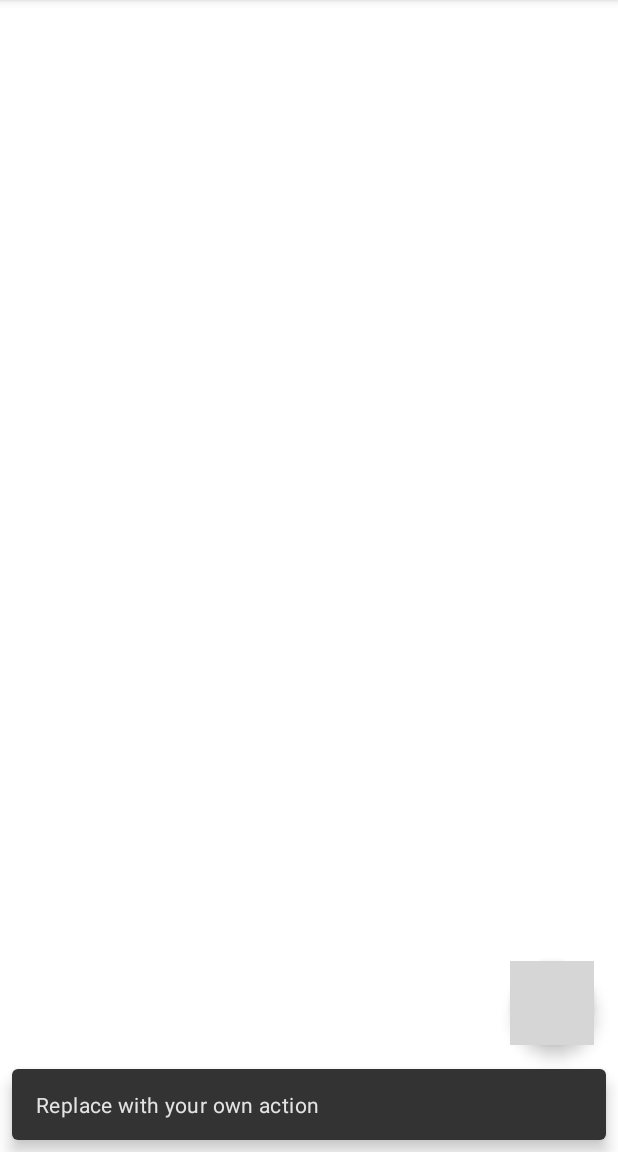
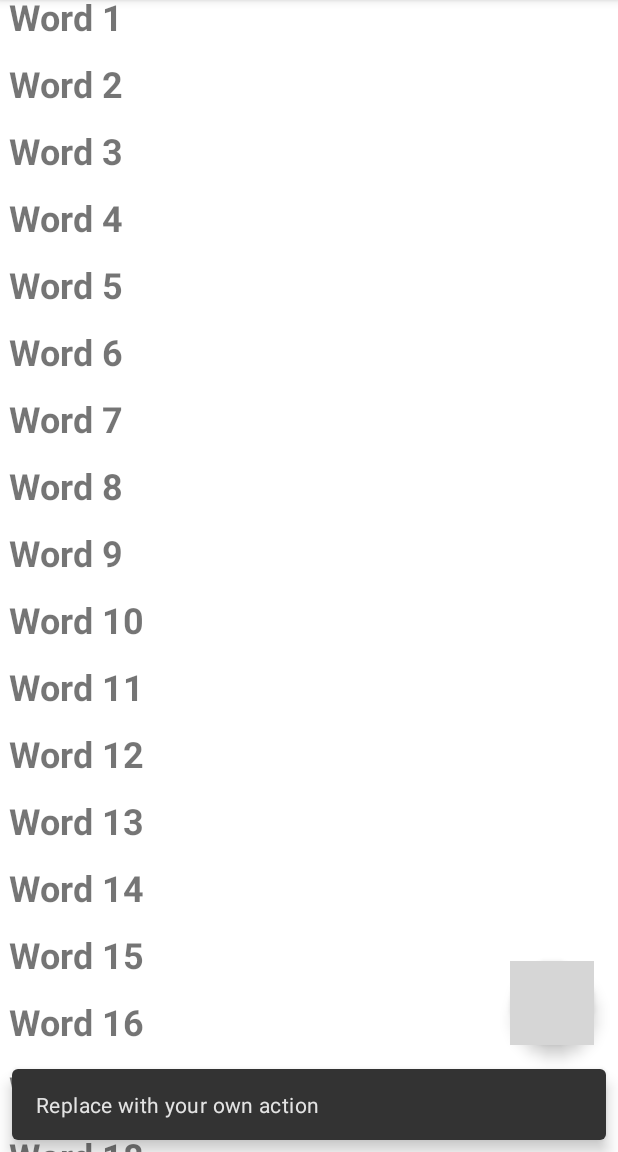
Before and after one commit to Bemental77/RecyclerView, an Android app: the screen it shows after launch (MainActivity), after a tap on an icon or button, on a phone screen of 412 x 824 dp, the part 84-1236 px from its top. Run offline under Robolectric (Android 15) with nearby library versions, the phone set to English and light mode, and no system bars; our stand-ins replace navigation-ui; grey boxes are pictures that could not be loaded.

Commit message:
project progress

```diff
--- a/app/src/main/java/edu/cvtc/cbement/recyclerview/MainActivity.java
+++ b/app/src/main/java/edu/cvtc/cbement/recyclerview/MainActivity.java
@@ -12,6 +12,8 @@ import androidx.navigation.NavController;
 import androidx.navigation.Navigation;
 import androidx.navigation.ui.AppBarConfiguration;
 import androidx.navigation.ui.NavigationUI;
+import androidx.recyclerview.widget.LinearLayoutManager;
+import androidx.recyclerview.widget.RecyclerView;
 
 import edu.cvtc.cbement.recyclerview.databinding.ActivityMainBinding;
 
@@ -25,6 +27,8 @@ public class MainActivity extends AppCompatActivity {
     private AppBarConfiguration appBarConfiguration;
     private ActivityMainBinding binding;
     private final LinkedList<String> mWordList = new LinkedList<>();
+    private RecyclerView mRecyclerView;
+    private WordListAdapter mAdapter;
 
     @Override
     protected void onCreate(Bundle savedInstanceState) {
@@ -47,6 +51,15 @@ public class MainActivity extends AppCompatActivity {
                         .setAction("Action", null).show();
             }
         });
+
+        // Get a handle to the RecyclerView.
+        mRecyclerView = findViewById(R.id.recyclerview);
+        // Create an adapter and supply the data to be displayed.
+        mAdapter = new WordListAdapter(this, mWordList);
+        // Connect the adapter with the RecyclerView.
+        mRecyclerView.setAdapter(mAdapter);
+        // Give the RecyclerView a default layout manager.
+        mRecyclerView.setLayoutManager(new LinearLayoutManager(this));
     }
 
     @Override
--- /dev/null
+++ b/app/src/main/java/edu/cvtc/cbement/recyclerview/WordListAdapter.java
@@ -0,0 +1,65 @@
+package edu.cvtc.cbement.recyclerview;
+
+import android.content.Context;
+import android.view.LayoutInflater;
+import android.view.View;
+import android.view.ViewGroup;
+import android.widget.TextView;
+
+import androidx.annotation.NonNull;
+import androidx.recyclerview.widget.RecyclerView;
+
+import java.util.LinkedList;
+
+public class WordListAdapter extends RecyclerView.Adapter<WordListAdapter.WordViewHolder> {
+    private final LinkedList<String> mWordList;
+    private LayoutInflater mInflater;
+
+    public WordListAdapter(Context context, LinkedList<String> wordList) {
+        mInflater = LayoutInflater.from(context);
+        this.mWordList = wordList;
+    }
+
+    @NonNull
+    @Override
+    public WordListAdapter.WordViewHolder onCreateViewHolder(@NonNull ViewGroup parent, int viewType) {
+        View mItemView = mInflater.inflate(R.layout.wordlist_item, parent, false);
+        return new WordViewHolder(mItemView, this);
+    }
+
+    public class WordViewHolder extends RecyclerView.ViewHolder implements View.OnClickListener{
+        public final TextView wordItemView;
+        final WordListAdapter mAdapter;
+
+        public WordViewHolder(View itemView, WordListAdapter adapter) {
+            super(itemView);
+            wordItemView = itemView.findViewById(R.id.word);
+            this.mAdapter = adapter;
+            itemView.setOnClickListener(this);
+        }
+
+        @Override
+        public void onClick(View view) {
+            // Get the position of the item that was clicked.
+            int mPosition = getLayoutPosition();
+            // Use that to access the affected item in mWordList.
+            String element = mWordList.get(mPosition);
+            // Change the word in the mWordList.
+            mWordList.set(mPosition, "Clicked! " + element);
+            // Notify the adapter, that the data has changed so it can
+            // update the RecyclerView to display the data.
+            mAdapter.notifyDataSetChanged();
+        }
+    }
+
+    @Override
+    public void onBindViewHolder(@NonNull WordListAdapter.WordViewHolder holder, int position) {
+        String mCurrent = mWordList.get(position);
+        holder.wordItemView.setText(mCurrent);
+    }
+
+    @Override
+    public int getItemCount() {
+        return mWordList.size();
+    }
+}
--- /dev/null
+++ b/app/src/main/res/layout/wordlist_item.xml
@@ -0,0 +1,13 @@
+<?xml version="1.0" encoding="utf-8"?>
+<LinearLayout
+    xmlns:android="http://schemas.android.com/apk/res/android"
+    android:layout_width="match_parent"
+    android:layout_height="wrap_content"
+    android:orientation="vertical"
+    android:padding="6dp">
+
+    <TextView
+        android:id="@+id/word"
+        style="@style/word_title" />
+
+</LinearLayout>
--- /dev/null
+++ b/app/src/main/res/values/styles.xml
@@ -0,0 +1,10 @@
+<?xml version="1.0" encoding="utf-8"?>
+<resources>
+
+    <style name="word_title">
+        <item name="android:layout_width">match_parent</item>
+        <item name="android:layout_height">wrap_content</item>
+        <item name="android:textSize">24sp</item>
+        <item name="android:textStyle">bold</item>
+    </style>
+</resources>
```
